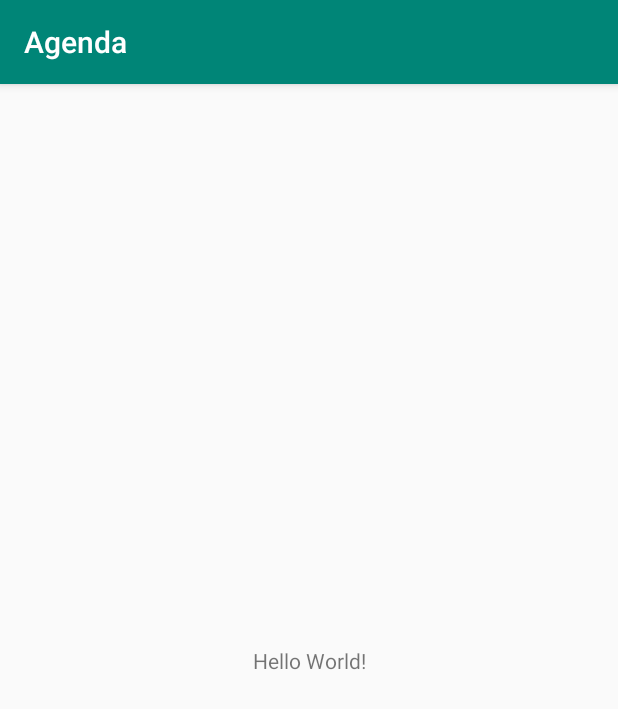
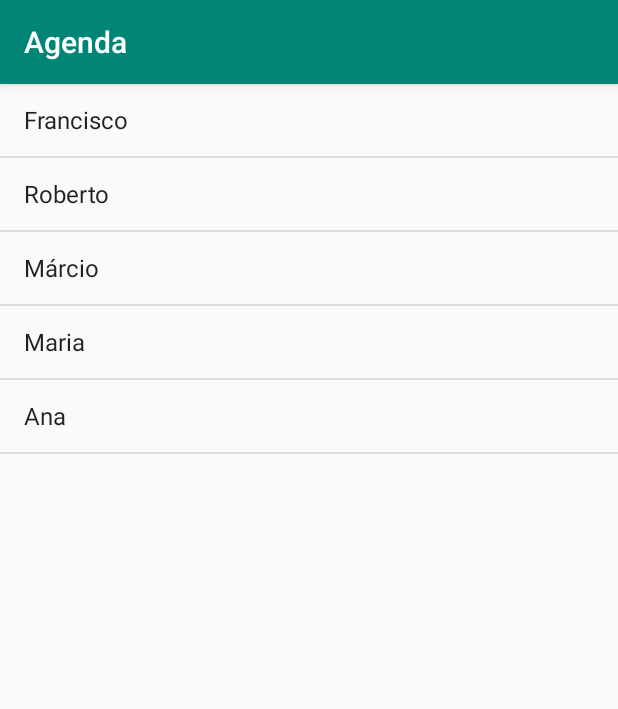
Before and after one commit to maisonsouza/android-sua-primeira-app-mobile, an Android app: the screen it shows after launch (MainActivity), on a phone screen of 412 x 824 dp. Shown: the top 709 px of the screen. Run offline under Robolectric (Android 15) with nearby library versions, the phone set to English and light mode, and no system bars.

Commit message:
Aula 02 - Aplicando layouts para Activities

```diff
--- a/app/src/main/java/com/maison/agenda/MainActivity.java
+++ b/app/src/main/java/com/maison/agenda/MainActivity.java
@@ -2,14 +2,28 @@ package com.maison.agenda;
 
 import android.support.v7.app.AppCompatActivity;
 import android.os.Bundle;
+import android.view.View;
+import android.widget.ArrayAdapter;
+import android.widget.ListView;
+import android.widget.TextView;
 import android.widget.Toast;
+
+import java.util.Arrays;
+import java.util.List;
 
 public class MainActivity extends AppCompatActivity {
 
     @Override
     protected void onCreate(Bundle savedInstanceState) {
         super.onCreate(savedInstanceState);
+        TextView texto = new TextView(this);
         setContentView(R.layout.activity_main);
-        Toast.makeText(this, "Maison Galvão", Toast.LENGTH_SHORT).show();
+    List<String> listaDeAlunos = Arrays.asList("Francisco","Roberto","Márcio","Maria","Ana");
+        ListView listadealunos = findViewById(R.id.activity_main_lista_alunos);
+        listadealunos.setAdapter(new ArrayAdapter<>(this,android.R.layout.simple_list_item_1,listaDeAlunos));
+
+
+
+//        Toast.makeText(this, "Maison Galvão", Toast.LENGTH_SHORT).show();
     }
 }
--- a/app/src/main/res/layout/activity_main.xml
+++ b/app/src/main/res/layout/activity_main.xml
@@ -1,18 +1,14 @@
 <?xml version="1.0" encoding="utf-8"?>
-<android.support.constraint.ConstraintLayout xmlns:android="http://schemas.android.com/apk/res/android"
+<LinearLayout xmlns:android="http://schemas.android.com/apk/res/android"
     xmlns:app="http://schemas.android.com/apk/res-auto"
     xmlns:tools="http://schemas.android.com/tools"
     android:layout_width="match_parent"
     android:layout_height="match_parent"
     tools:context=".MainActivity">
 
-    <TextView
-        android:layout_width="wrap_content"
-        android:layout_height="wrap_content"
-        android:text="Hello World!"
-        app:layout_constraintBottom_toBottomOf="parent"
-        app:layout_constraintLeft_toLeftOf="parent"
-        app:layout_constraintRight_toRightOf="parent"
-        app:layout_constraintTop_toTopOf="parent" />
+    <ListView
+        android:id="@+id/activity_main_lista_alunos"
+        android:layout_width="match_parent"
+        android:layout_height="match_parent" />
 
-</android.support.constraint.ConstraintLayout>
+</LinearLayout>
```
